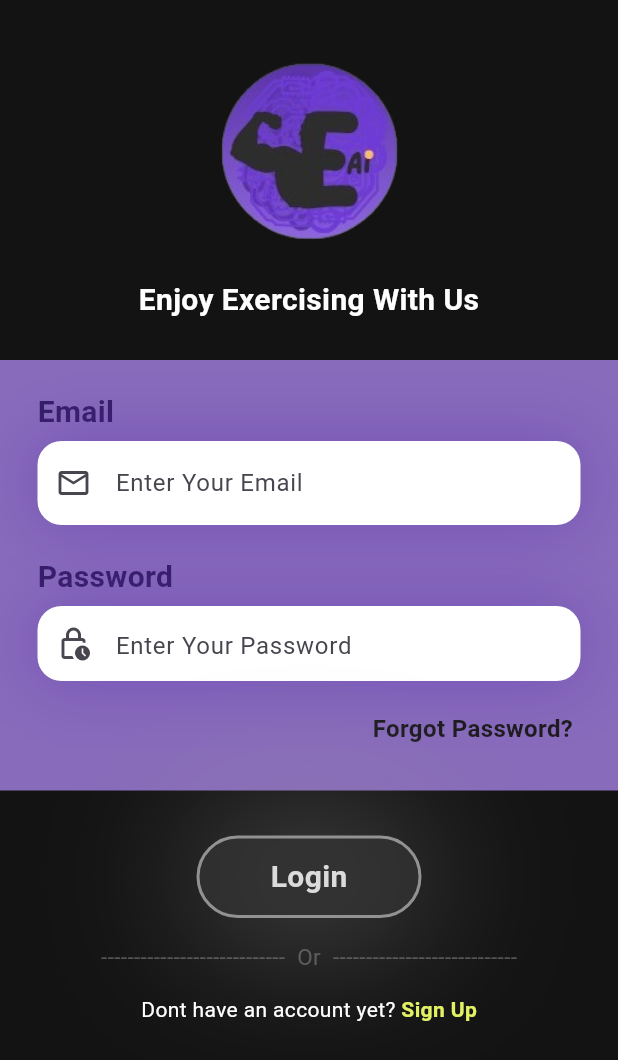
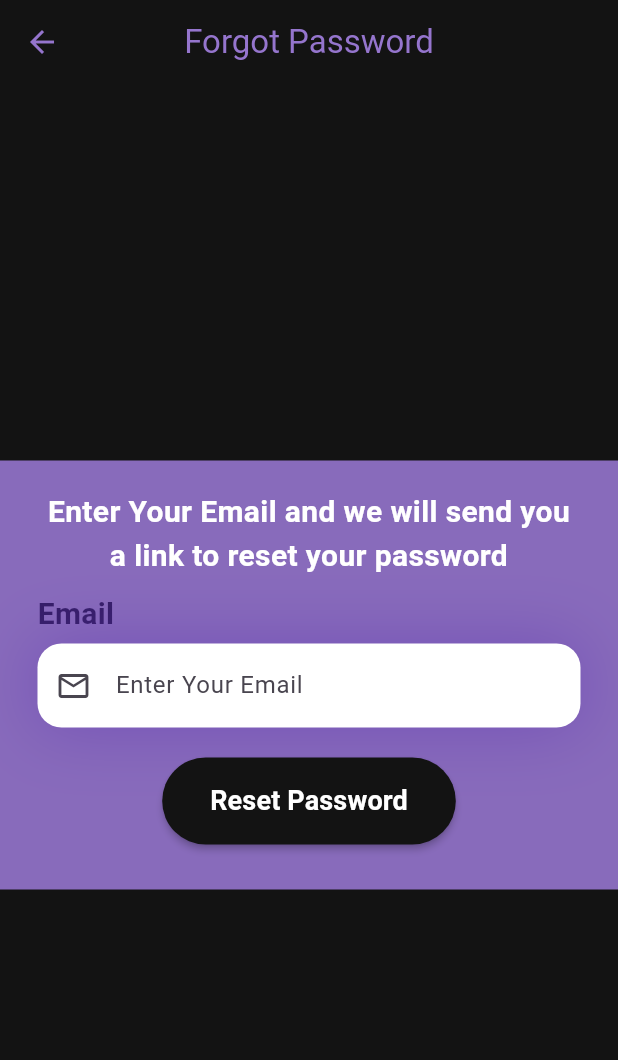
Before and after one commit to Pablo-27-Pablo/exercai_mobile, a Flutter app: the LoginPage screen opened directly, after a tap on "Forgot Password?", on a phone screen of 412 x 824 dp. Shown: the top 1060 px of the screen. Run offline on Flutter 3.47's test engine with Material 3 defaults, Android fonts, the phone set to English and light mode, and no system bars; our stand-ins replace cached_network_image, camera, cloud_firestore, firebase_auth, firebase_core, firebase_database and 13 more; missing offline and left inert: google_mlkit_pose_detection; accounts and stored records are empty; network calls fail.

Commit message:
Add A Password Resetter Link File 8:13 PM

```diff
--- a/lib/login_register_pages/login.dart
+++ b/lib/login_register_pages/login.dart
@@ -1,6 +1,7 @@
 import 'package:exercai_mobile/components/my_button.dart';
 import 'package:exercai_mobile/homepage/mainlandingpage.dart';
 import 'package:exercai_mobile/homepage/starter_page.dart';
+import 'package:exercai_mobile/reset_password/forgot_pw_page.dart';
 import 'package:flutter/material.dart';
 import 'package:exercai_mobile/main.dart';
 import 'package:firebase_auth/firebase_auth.dart';
@@ -115,8 +116,8 @@ class _LoginPageState extends State<LoginPage> {
   @override
   void dispose() {
     // Clear the email and password fields when the user leaves the page
-    emailController.clear();
-    passwordController.clear();
+    emailController.dispose();
+    passwordController.dispose();
     super.dispose();
   }
 
@@ -316,7 +317,8 @@ class _LoginPageState extends State<LoginPage> {
           ),
           GestureDetector(
               onTap: () {
-                print("Wala pang Data to");
+                Navigator.push(context, MaterialPageRoute(builder: (context)=>ForgotPasswordPage()));
+
               },
               child: Padding(
                 padding: const EdgeInsets.only(right: 30),
--- /dev/null
+++ b/lib/reset_password/forgot_pw_page.dart
@@ -0,0 +1,171 @@
+import 'package:cloud_firestore/cloud_firestore.dart';
+import 'package:exercai_mobile/login_register_pages/login.dart';
+import 'package:firebase_auth/firebase_auth.dart';
+import 'package:flutter/material.dart';
+import'package:exercai_mobile/main.dart';
+import 'package:firebase_database/firebase_database.dart';
+import 'package:firebase_core/firebase_core.dart';
+
+
+class ForgotPasswordPage extends StatefulWidget {
+  const ForgotPasswordPage({super.key});
+
+  @override
+  State<ForgotPasswordPage> createState() => _ForgotPasswordPageState();
+}
+
+class _ForgotPasswordPageState extends State<ForgotPasswordPage> {
+  final _emailController = TextEditingController();
+
+  @override
+  void dispose(){
+    _emailController.dispose();
+    super.dispose();
+  }
+
+  Future<void> passwordReset() async {
+    String email = _emailController.text.trim();
+
+    try {
+      // Check if the email exists in Firestore
+      var querySnapshot = await FirebaseFirestore.instance
+          .collection('Users') // Change this to match your Firestore collection name
+          .where('email', isEqualTo: email)
+          .get();
+
+      if (querySnapshot.docs.isEmpty) {
+        // If no user with this email exists, show an error message
+        showDialog(
+          context: context,
+          builder: (context) {
+            return AlertDialog(
+              title: Text('Error'),
+              content: Text('No account found with this email. Please check and try again.'),
+            );
+          },
+        );
+        return; // Exit the function
+      }
+
+      // If the email exists, send the password reset email
+      await FirebaseAuth.instance.sendPasswordResetEmail(email: email);
+
+      showDialog(
+        context: context,
+        builder: (context) {
+          return AlertDialog(
+            content: Text('Password reset link sent! Check your email'),
+          );
+        },
+      );
+
+    } on FirebaseAuthException catch (e) {
+      print(e);
+      showDialog(
+        context: context,
+        builder: (context) {
+          return AlertDialog(
+            title: Text('Error'),
+            content: Text(e.message.toString()),
+          );
+        },
+      );
+    }
+  }
+
+
+  @override
+  Widget build(BuildContext context) {
+    return Scaffold(
+      backgroundColor: AppColor.backgroundgrey,
+      appBar: AppBar(
+        backgroundColor: AppColor.backgroundgrey,
+        title: const Text('Forgot Password',style: TextStyle(color: AppColor.primary),),
+        centerTitle: true,
+        leading: IconButton(onPressed: (){
+          Navigator.pushReplacement(context, MaterialPageRoute(builder: (context)=>LoginPage()));
+        }, icon: Icon(Icons.arrow_back,color: AppColor.primary,))
+      ),
+      body: Center(
+        child: Column(
+          mainAxisAlignment: MainAxisAlignment.center,
+          children: [
+            Container(
+              decoration: BoxDecoration(
+                color: AppColor.primary.withOpacity(0.9),
+              ),
+              margin: EdgeInsets.only(top: 20),
+              padding: EdgeInsets.only(top: 20, bottom: 30),
+              child: Padding(
+                padding: const EdgeInsets.only(right: 25.0, left: 25),
+                child: Column(
+                children: [
+                  Text('Enter Your Email and we will send you a link to reset your password',style: TextStyle(color: Colors.white,fontSize: 20,fontWeight: FontWeight.bold),textAlign: TextAlign.center,),
+                  SizedBox(
+                    height: 10,
+                  ),
+                  Row(
+                    children: [
+                      Text(
+                        'Email',
+                        style: TextStyle(
+                            fontSize: 20,
+                            fontWeight: FontWeight.bold,
+                            color: AppColor.solidtext),
+                      ),
+                    ],
+                  ),
+                  SizedBox(
+                    height: 5,
+                  ),
+                  Container(
+                    decoration: BoxDecoration(boxShadow: [
+                      BoxShadow(
+                          color: AppColor.shadow.withOpacity(0.5),
+                          blurRadius: 40,
+                          spreadRadius: 0.0)
+                    ]),
+                    child: TextField(
+                      decoration: InputDecoration(
+                        prefixIcon: Icon(Icons.email_outlined),
+                        hintText: 'Enter Your Email',
+                        enabledBorder: OutlineInputBorder(
+                          borderSide: BorderSide(color: Colors.transparent),
+                          borderRadius: BorderRadius.circular(16),
+                        ),
+                        focusedBorder: OutlineInputBorder(
+                          borderSide: BorderSide(color: Colors.transparent),
+                          borderRadius: BorderRadius.circular(16),
+                        ),
+                        filled: true,
+                        fillColor: Colors.white,
+                      ),
+                      controller: _emailController,
+                    ),
+                  ),
+                  SizedBox(height: 20,),
+
+                  MaterialButton(
+                    onPressed: passwordReset,
+                    color: AppColor.backgroundgrey,
+                    padding: EdgeInsets.symmetric(vertical: 16, horizontal: 32), // Increases button size
+                    shape: RoundedRectangleBorder(
+                      borderRadius: BorderRadius.circular(30), // Adds rounded corners
+                    ),
+                    child: Text(
+                      'Reset Password',
+                      style: TextStyle(color: Colors.white, fontWeight: FontWeight.bold, fontSize: 18), // Bigger text
+                    ),
+                  )
+
+                ],
+                            ),
+              ),
+            ),
+          ],
+
+        ),
+      ),
+    );
+  }
+}
```
Also changed, not shown: lib/login_register_pages/createaccount.dart (+5 -5 lines), lib/main.dart (+4 -16 lines).
